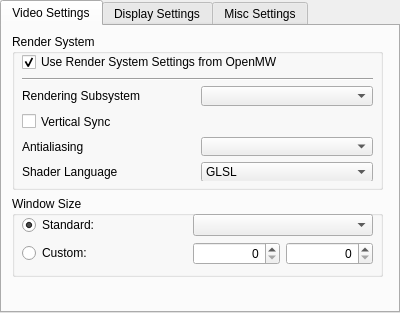
The window that files/ui/settingstab.ui (OpenMW/openmw) describes before a commit, drawn with Qt 5.
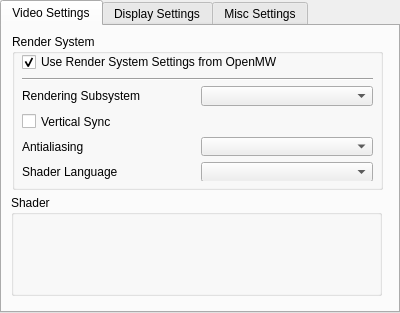
The same window after the commit. The open tabs and pages were chosen to show the change.

Commit message: Removed standard window size combobox. Rearranged widgets.

Patch:
```diff
--- a/files/ui/settingstab.ui
+++ b/files/ui/settingstab.ui
@@ -76,18 +76,7 @@
       </widget>
      </item>
      <item row="5" column="1">
-      <widget class="QComboBox" name="cmbShaderLang">
-       <item>
-        <property name="text">
-         <string>GLSL</string>
-        </property>
-       </item>
-       <item>
-        <property name="text">
-         <string>CG</string>
-        </property>
-       </item>
-      </widget>
+      <widget class="QComboBox" name="cmbShaderLang"/>
      </item>
      <item row="4" column="1">
       <widget class="QComboBox" name="cmbAntiAlias"/>
@@ -110,78 +99,6 @@
      </item>
     </layout>
    </widget>
-   <widget class="QWidget" name="layoutWidget_Window">
-    <property name="geometry">
-     <rect>
-      <x>20</x>
-      <y>188</y>
-      <width>351</width>
-      <height>51</height>
-     </rect>
-    </property>
-    <layout class="QGridLayout" name="gridLayout_Window">
-     <item row="1" column="3">
-      <widget class="QSpinBox" name="sbHeight">
-       <property name="alignment">
-        <set>Qt::AlignRight|Qt::AlignTrailing|Qt::AlignVCenter</set>
-       </property>
-      </widget>
-     </item>
-     <item row="1" column="2">
-      <widget class="QSpinBox" name="sbWidth">
-       <property name="maximumSize">
-        <size>
-         <width>186</width>
-         <height>16777215</height>
-        </size>
-       </property>
-       <property name="alignment">
-        <set>Qt::AlignRight|Qt::AlignTrailing|Qt::AlignVCenter</set>
-       </property>
-      </widget>
-     </item>
-     <item row="0" column="2" colspan="2">
-      <widget class="QComboBox" name="cmbStdWinSize">
-       <property name="minimumSize">
-        <size>
-         <width>180</width>
-         <height>0</height>
-        </size>
-       </property>
-      </widget>
-     </item>
-     <item row="1" column="0">
-      <widget class="QRadioButton" name="rbCustWinSize">
-       <property name="text">
-        <string>Custom:</string>
-       </property>
-       <attribute name="buttonGroup">
-        <string notr="true">buttonGroup</string>
-       </attribute>
-      </widget>
-     </item>
-     <item row="1" column="1">
-      <widget class="QLabel" name="label_Resolution">
-       <property name="text">
-        <string/>
-       </property>
-      </widget>
-     </item>
-     <item row="0" column="0">
-      <widget class="QRadioButton" name="rbStdWinSize">
-       <property name="text">
-        <string>Standard:</string>
-       </property>
-       <property name="checked">
-        <bool>true</bool>
-       </property>
-       <attribute name="buttonGroup">
-        <string notr="true">buttonGroup</string>
-       </attribute>
-      </widget>
-     </item>
-    </layout>
-   </widget>
    <widget class="QGroupBox" name="displayGroup_Render">
     <property name="geometry">
      <rect>
@@ -195,17 +112,17 @@
      <string>Render System</string>
     </property>
    </widget>
-   <widget class="QGroupBox" name="displayGroup_Window">
+   <widget class="QGroupBox" name="groupBox">
     <property name="geometry">
      <rect>
-      <x>10</x>
-      <y>170</y>
+      <x>9</x>
+      <y>169</y>
       <width>371</width>
-      <height>81</height>
+      <height>101</height>
      </rect>
     </property>
     <property name="title">
-     <string>Window Size</string>
+     <string>Shader</string>
     </property>
    </widget>
    <zorder>displayGroup_Render</zorder>
@@ -363,6 +280,51 @@
      </item>
     </layout>
    </widget>
+   <widget class="QGroupBox" name="displayGroup_Window">
+    <property name="geometry">
+     <rect>
+      <x>10</x>
+      <y>100</y>
+      <width>191</width>
+      <height>51</height>
+     </rect>
+    </property>
+    <property name="title">
+     <string>Window Size</string>
+    </property>
+    <widget class="QWidget" name="layoutWidget">
+     <property name="geometry">
+      <rect>
+       <x>10</x>
+       <y>20</y>
+       <width>171</width>
+       <height>22</height>
+      </rect>
+     </property>
+     <layout class="QGridLayout" name="gridLayout_4">
+      <item row="0" column="0">
+       <widget class="QSpinBox" name="sbWidth">
+        <property name="maximumSize">
+         <size>
+          <width>186</width>
+          <height>16777215</height>
+         </size>
+        </property>
+        <property name="alignment">
+         <set>Qt::AlignRight|Qt::AlignTrailing|Qt::AlignVCenter</set>
+        </property>
+       </widget>
+      </item>
+      <item row="0" column="1">
+       <widget class="QSpinBox" name="sbHeight">
+        <property name="alignment">
+         <set>Qt::AlignRight|Qt::AlignTrailing|Qt::AlignVCenter</set>
+        </property>
+       </widget>
+      </item>
+     </layout>
+    </widget>
+   </widget>
    <widget class="QCheckBox" name="cbStatusBar">
     <property name="geometry">
      <rect>
@@ -381,6 +343,19 @@
    <attribute name="title">
     <string>Misc Settings</string>
    </attribute>
+   <widget class="QComboBox" name="cmbStdWinSize">
+    <property name="enabled">
+     <bool>false</bool>
+    </property>
+    <property name="geometry">
+     <rect>
+      <x>70</x>
+      <y>100</y>
+      <width>69</width>
+      <height>22</height>
+     </rect>
+    </property>
+   </widget>
   </widget>
  </widget>
  <resources/>
```
Left out of the diff: 25 changed lines with no effect on the pictures. The commit also changes 3 other files.
